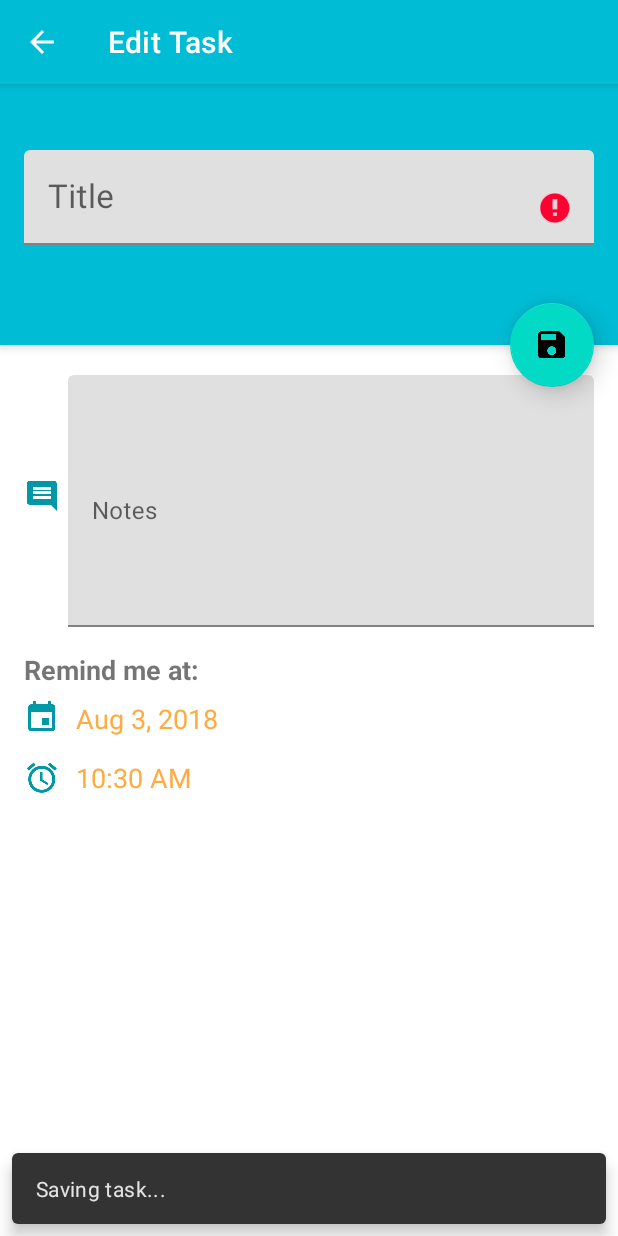
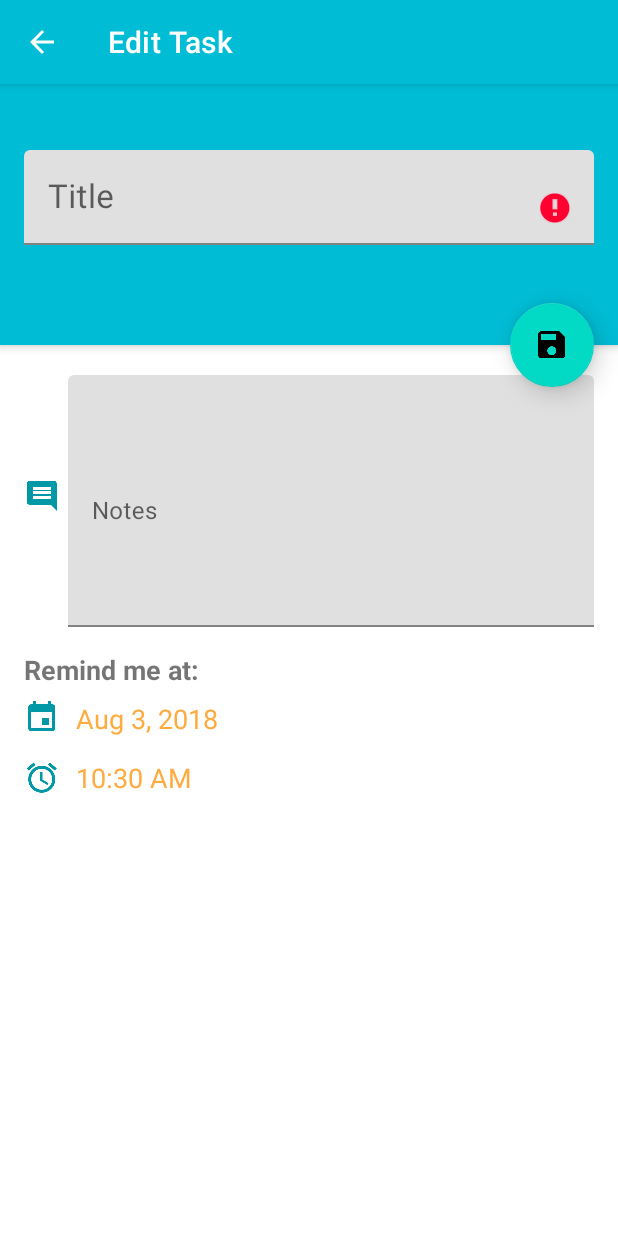
Before and after one commit to bowenchin/NoterApp-Android, an Android app: the fragment TaskEditFragment placed in its activity, after a tap on an icon or button, on a phone screen of 412 x 824 dp. Run offline under Robolectric (Android 15) with nearby library versions, the phone set to English and light mode, and no system bars.

Commit message:
Some cleanup

```diff
--- a/app/src/main/java/com/bowenchin/android/noter/TaskEditFragment.java
+++ b/app/src/main/java/com/bowenchin/android/noter/TaskEditFragment.java
@@ -141,9 +141,6 @@ public class TaskEditFragment extends Fragment implements OnDateSetListener,OnTi
         fab.setOnClickListener(new View.OnClickListener() {
             @Override
             public void onClick(View view) {
-                Snackbar.make(view, "Saving task...", Snackbar.LENGTH_LONG)
-                        .setAction("Action", null).show();
-
                 String tle = titleText.getText().toString();
 
                 if(TextUtils.isEmpty(tle)) {
--- a/app/src/main/java/com/bowenchin/android/noter/TaskListAdapter.java
+++ b/app/src/main/java/com/bowenchin/android/noter/TaskListAdapter.java
@@ -60,7 +60,6 @@ public class TaskListAdapter extends RecyclerView.Adapter<TaskListAdapter.ViewHo
     @Override
     public void onBindViewHolder(final ViewHolder viewHolder, final int position) {
         final Context context = viewHolder.titleView.getContext();
-//        viewHolder.titleView.setText(fakeData[position]);
         final long id = getItemId(position);
 
         final TaskListActivity taskListActivity = new TaskListActivity();
@@ -103,7 +102,6 @@ public class TaskListAdapter extends RecyclerView.Adapter<TaskListAdapter.ViewHo
             @Override
             public void onClick(View view){
                 ((OnEditTask)context).editTask(id);
-                //taskListActivity.editTask(id);
             }
         });
 
--- a/app/src/main/java/com/bowenchin/android/noter/TaskListFragment.java
+++ b/app/src/main/java/com/bowenchin/android/noter/TaskListFragment.java
@@ -69,7 +69,6 @@ public class TaskListFragment extends Fragment implements android.support.v4.app
         emptyView = (TextView) v.findViewById(R.id.empty_view);
         empty_view_illustration = (ImageView)v.findViewById(R.id.empty_view_illustration);
 
-        Log.e("adapter", "Count: " + adapter.getItemCount());
         if (adapter.getItemCount() > -1 ) {
             recyclerView.setVisibility(View.VISIBLE);
             emptyView.setVisibility(View.GONE);
--- a/app/src/main/java/com/bowenchin/android/noter/receiver/OnAlarmReceiver.java
+++ b/app/src/main/java/com/bowenchin/android/noter/receiver/OnAlarmReceiver.java
@@ -24,7 +24,6 @@ public class OnAlarmReceiver extends BroadcastReceiver {
     public void onReceive(Context context, Intent intent){
         //IMPORTANT: Do not do any asynchronous operations in BroadcastReceive.onReceive!
 
-        //TODO: Clicking on notification does not pull up that task
         NotificationManager nm = (NotificationManager)context.getSystemService(Context.NOTIFICATION_SERVICE);
 
         Intent taskEditIntent = new Intent(context, TaskEditActivity.class);
```
